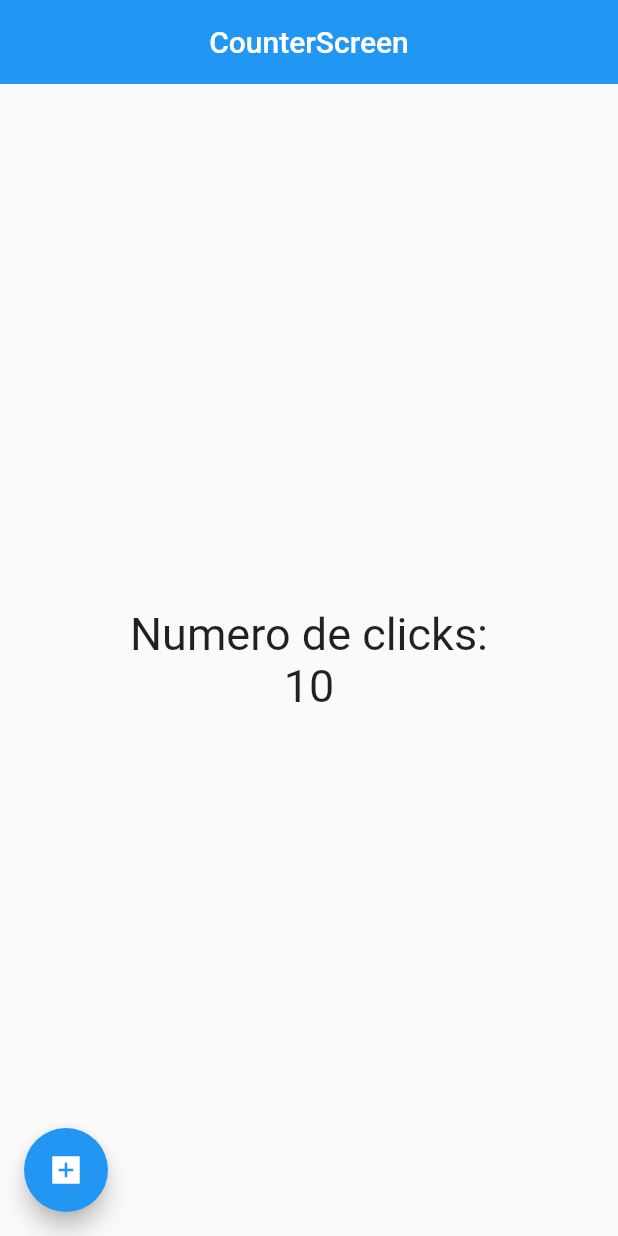
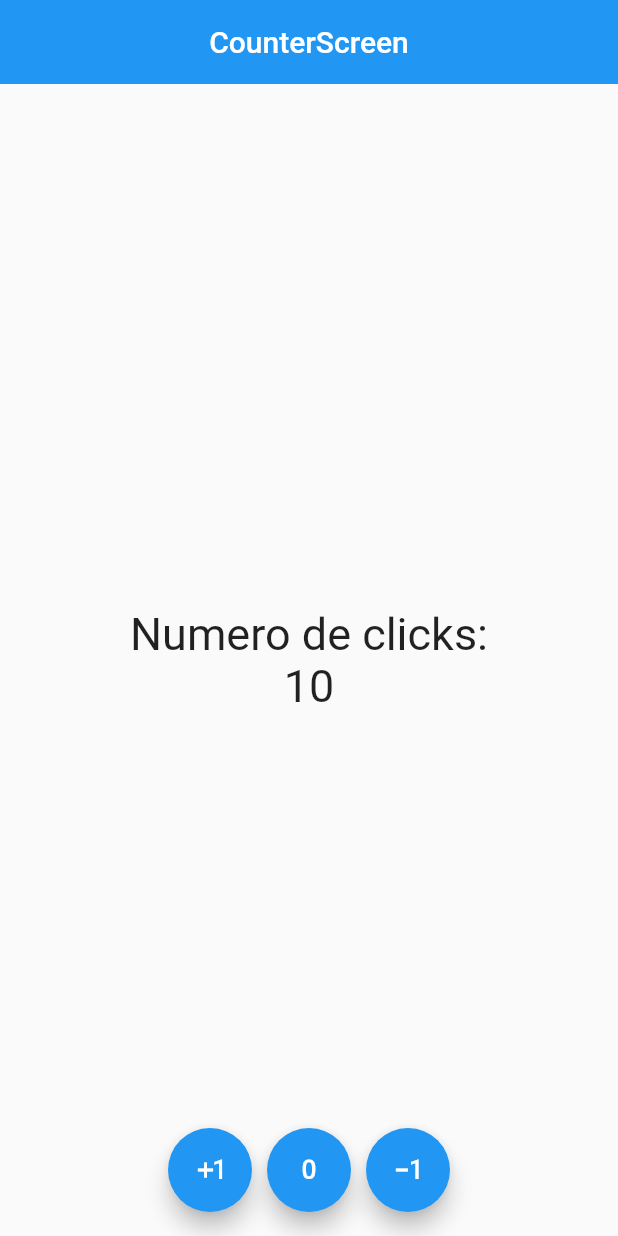
Before and after one commit to CodedSpirit-dev/conteo-hola-mundo, a Flutter app: the screen it shows after launch, on a phone screen of 412 x 824 dp. Run offline on Flutter 3.47's test engine with Material 2 defaults, Android fonts, the phone set to English and light mode, and no system bars.

Commit message:
Adding minus 1 and reset button

```diff
--- a/lib/screens/counter_screen.dart
+++ b/lib/screens/counter_screen.dart
@@ -31,14 +31,37 @@ class _CounterScreenState extends State<CounterScreen> {
           ],
         ),
       ),
-      floatingActionButtonLocation: FloatingActionButtonLocation.startFloat,
-      floatingActionButton: FloatingActionButton(
-        child: const Icon(Icons.add_box_sharp),
-        onPressed: () {
-          setState(() {
-            counter++;
-          });
-        },
+      floatingActionButtonLocation: FloatingActionButtonLocation.centerFloat,
+      floatingActionButton: Row(
+        mainAxisAlignment: MainAxisAlignment.center,
+        children: [
+          FloatingActionButton(
+            child: const Icon(Icons.exposure_plus_1),
+            onPressed: () {
+              setState(() {
+                counter++;
+              });
+            },
+          ),
+          const SizedBox(width: 10),
+          FloatingActionButton(
+            child: const Icon(Icons.exposure_zero),
+            onPressed: () {
+              setState(() {
+                counter = 0;
+              });
+            },
+          ),
+          const SizedBox(width: 10),
+          FloatingActionButton(
+            child: const Icon(Icons.exposure_minus_1),
+            onPressed: () {
+              setState(() {
+                counter--;
+              });
+            },
+          ),
+        ],
       ),
     );
   }
--- a/lib/screens/home_screen.dart
+++ b/lib/screens/home_screen.dart
@@ -30,7 +30,6 @@ class HomeScreen extends StatelessWidget {
       floatingActionButton: FloatingActionButton(
         child: const Icon(Icons.add_box_sharp),
         onPressed: () {
-          print('Hola Mundo: $counter');
           counter++;
         },
       ),
```
